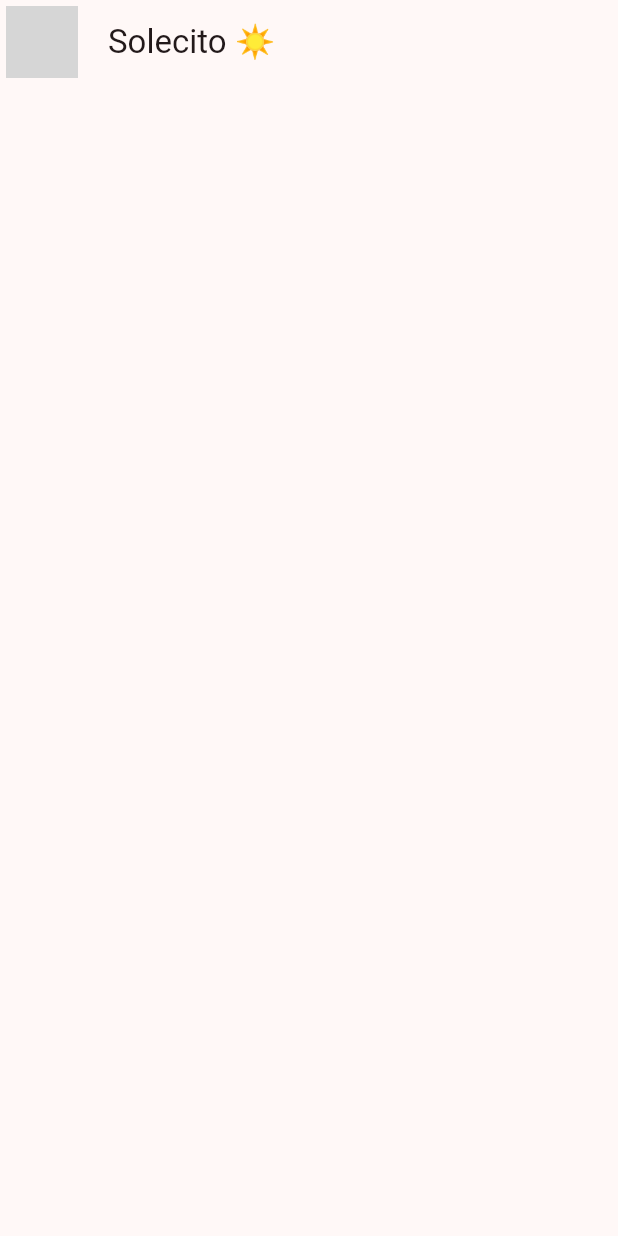
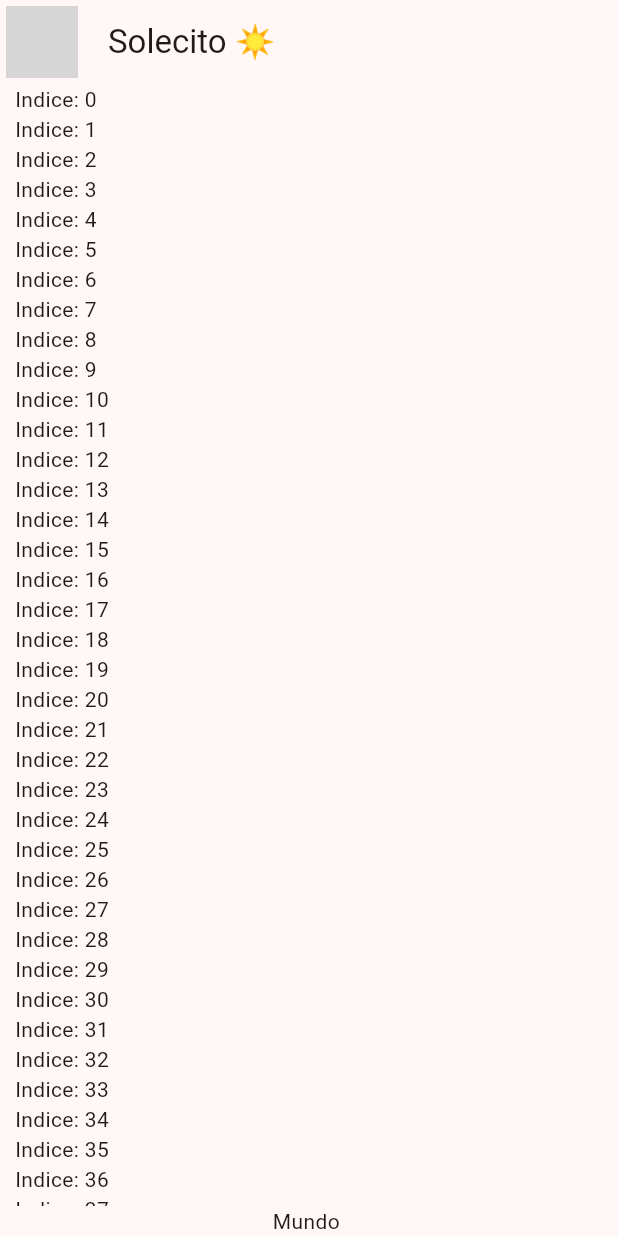
Before and after one commit to mjsb05/yes_no_app, a Flutter app: the screen it shows after launch, on a phone screen of 412 x 824 dp. Run offline on Flutter 3.47's test engine with Material 3 defaults, Android fonts, the phone set to English and light mode, and no system bars; network calls fail; grey boxes are pictures that could not be loaded.

Commit message:
ListView

```diff
--- a/lib/presentation/chat/chat_screen.dart
+++ b/lib/presentation/chat/chat_screen.dart
@@ -17,6 +17,24 @@ class ChatScreen extends StatelessWidget {
         title: const Text('Solecito ☀️'),
         centerTitle: false,
       ),
+      body: _ChatView(),
     );
   }
 }
+
+class _ChatView extends StatelessWidget {
+  @override
+  Widget build(BuildContext context) {
+    return SafeArea(
+      child: Padding(
+        padding: const EdgeInsets.symmetric(horizontal: 10),
+        child: Column(children: [
+          Expanded(child: ListView.builder(itemBuilder: (context, index) {
+            return Text('Indice: $index');
+          })),
+          Text('Mundo ')
+        ]),
+      ),
+    );
+  }
+}
```
